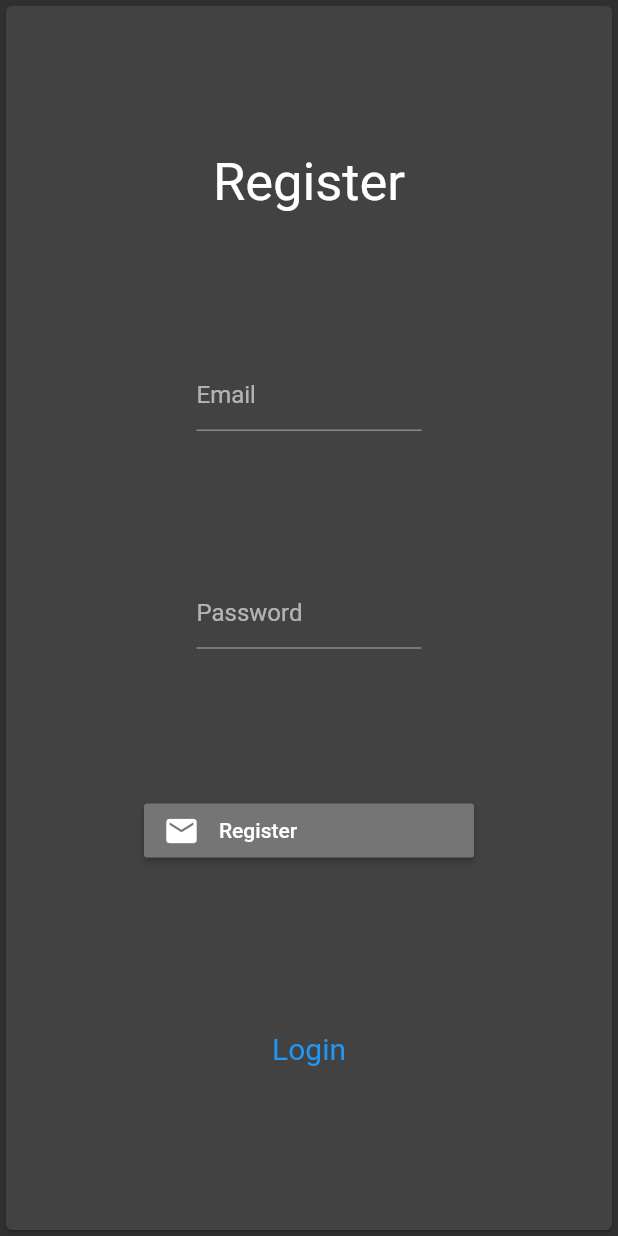
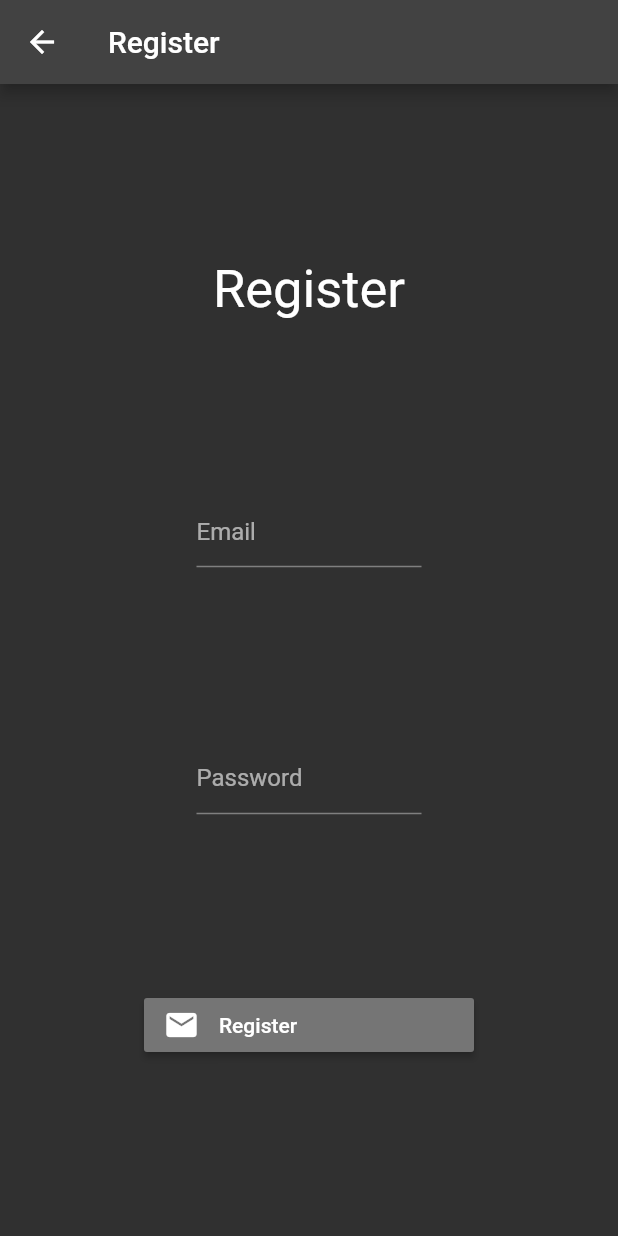
Before and after one commit to Lululululukasz/SpellList, a Flutter app: the registerscreen screen opened by its route, on a phone screen of 412 x 824 dp. Run offline on Flutter 3.47's test engine with Material 2 defaults, Android fonts, the phone set to English and light mode, and no system bars; our stand-ins replace firebase_auth, firebase_core, flutter_signin_button; accounts and stored records are empty; network calls fail.

Commit message:
Registrierung

```diff
--- a/lib/Register/register.dart
+++ b/lib/Register/register.dart
@@ -1,8 +1,6 @@
 import 'package:firebase_auth/firebase_auth.dart';
 import 'package:flutter/material.dart';
 import 'package:flutter_signin_button/flutter_signin_button.dart';
-import 'package:firebase_auth/firebase_auth.dart';
-import 'package:mob_project/main.dart';
 
 Future <void> register(String email, String pass) async {
   try {
@@ -49,9 +47,11 @@ class _registerscreenState extends State<registerscreen> {
   @override
   Widget build(BuildContext context) {
     return Scaffold(
+      appBar: AppBar(
+        title: const Text('Register'),
+      ),
         body: Container(
           width: double.infinity,
-          child: Card(
             child: Column(
                 mainAxisAlignment: MainAxisAlignment.spaceEvenly,
                 children: [
@@ -59,8 +59,6 @@ class _registerscreenState extends State<registerscreen> {
                       " Register ",
                       style: TextStyle(fontSize: 35)
                   ),
-                  // SignInButton(
-                  //Buttons.Google, onPressed: (){
                   Row(mainAxisAlignment: MainAxisAlignment.spaceEvenly, children: [
                     SizedBox(
                         width: 150,
@@ -85,19 +83,9 @@ class _registerscreenState extends State<registerscreen> {
                         });
                       }
                   ),
-                  TextButton(
-                    style: TextButton.styleFrom(
-                      textStyle: const TextStyle(fontSize: 20),
-                    ),
-                    onPressed: () {
-                      Navigator.pushNamed(context, '/login');
-                    },
-                    child: const Text('Login'),
-                  ),
                 ]),
           ),
-        )
-    );
+        );
   }
 
 }
--- a/lib/main.dart
+++ b/lib/main.dart
@@ -94,7 +94,7 @@ class MyLoginState extends State<MyLogin> {
                     onPressed: user != null ? () => logout() : null,
                     child: const Text('Sign out', style: TextStyle(color: Colors.red))),
                 OutlinedButton(onPressed:(){ Navigator.pushNamed(context, '/registerPage');},
-                    child: const Text('Registrierung',style: TextStyle(color: Colors.green,)),)
+                    child: const Text('Regristration',style: TextStyle(color: Colors.green,)),)
               ],
             )
         )
```
